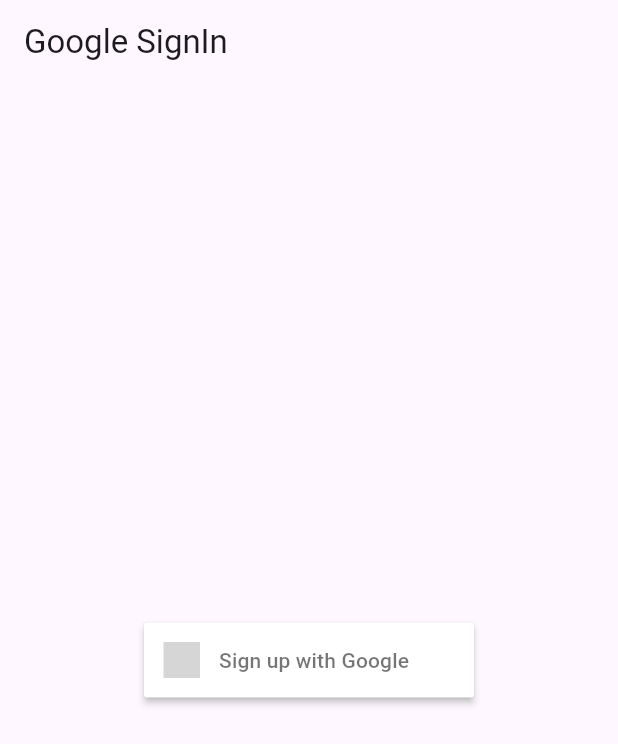
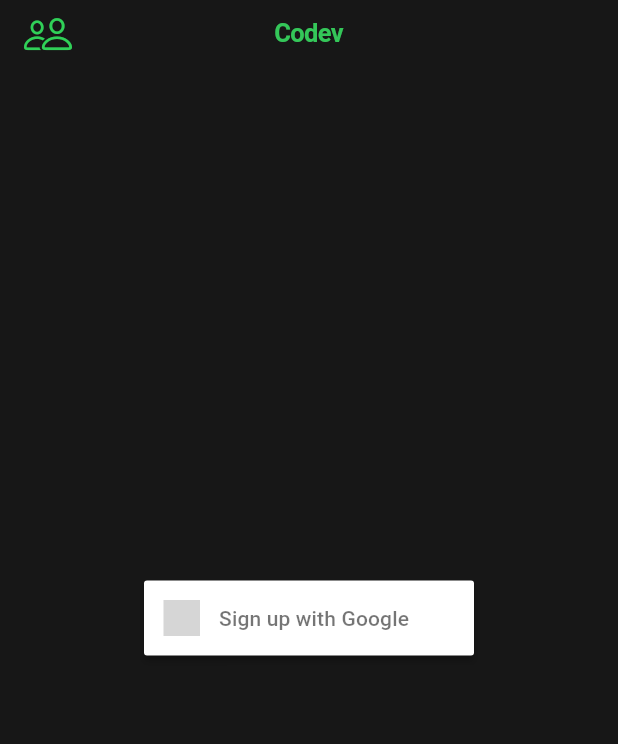
Before and after one commit to YadavYashvant/CodevX, a Flutter app: the screen it shows after launch, on a phone screen of 412 x 824 dp. Shown: the top 744 px of the screen. Run offline on Flutter 3.47's test engine with Material 3 defaults, Android fonts, the light colour scheme and no system bars; drawn by our look-alikes of sign_in_button; our stand-ins replace firebase_auth, firebase_core; accounts and stored records are empty; grey boxes are pictures that could not be loaded.

Commit message:
fixing ui with cupertino widgets

```diff
--- a/lib/main.dart
+++ b/lib/main.dart
@@ -1,6 +1,7 @@
 import 'package:codevx/firebase_options.dart';
 import 'package:codevx/pages/home_page.dart';
 import 'package:firebase_core/firebase_core.dart';
+import 'package:flutter/cupertino.dart';
 import 'package:flutter/material.dart';
 
 void main() async {
@@ -18,12 +19,15 @@
   // This widget is the root of your application.
   @override
   Widget build(BuildContext context) {
-    return MaterialApp(
+    return const CupertinoApp(
       debugShowCheckedModeBanner: false,
       title: 'Codev',
-      theme: ThemeData(
-        colorScheme: ColorScheme.fromSeed(seedColor: Colors.deepPurple),
-        useMaterial3: true,
+      theme: CupertinoThemeData(
+        // colorScheme: ColorScheme.fromSeed(seedColor: Colors.deepPurple),
+        brightness: Brightness.dark,
+        scaffoldBackgroundColor: CupertinoColors.darkBackgroundGray,
+        primaryColor: CupertinoColors.activeGreen
+        // useMaterial3: true,
       ),
       home: const HomePage(),
     );
--- a/lib/pages/home_page.dart
+++ b/lib/pages/home_page.dart
@@ -1,7 +1,7 @@
 import 'package:firebase_auth/firebase_auth.dart';
-import 'package:flutter/material.dart';
+// import 'package:flutter/material.dart';
 import 'package:sign_in_button/sign_in_button.dart';
-// import 'package:flutter/cupertino.dart';
+import 'package:flutter/cupertino.dart';
 
 class HomePage extends StatefulWidget {
   const HomePage({super.key});
@@ -27,11 +27,12 @@
 
   @override
   Widget build(BuildContext context) {
-    return Scaffold(
-      appBar: AppBar(
-        title: const Text("Google SignIn"),
+    return CupertinoPageScaffold(
+      navigationBar: const CupertinoNavigationBar(
+        leading: Icon(CupertinoIcons.person_2),
+        middle: Text("Codev", style: TextStyle(color: CupertinoColors.activeGreen),),
       ),
-      body: _user != null ? _userInfo() : _googleSignInButton(),
+      child: _user != null ? _userInfo() : _googleSignInButton(),
     );
   }
 
@@ -67,11 +68,12 @@
           ),
           Text(_user!.email!),
           Text(_user!.displayName ?? ""),
-          MaterialButton(
-            color: Colors.red,
-            child: const Text("Sign Out"),
-            onPressed: _auth.signOut,
-          )
+          CupertinoButton.filled(onPressed: () => _auth.signOut(),child: const Text("Sign Out"), )
+          // MaterialButton(
+          //   color: Colors.red,
+          //   child: const Text("Sign Out"),
+          //   onPressed: _auth.signOut,
+          // )
         ],
       ),
     );
```
